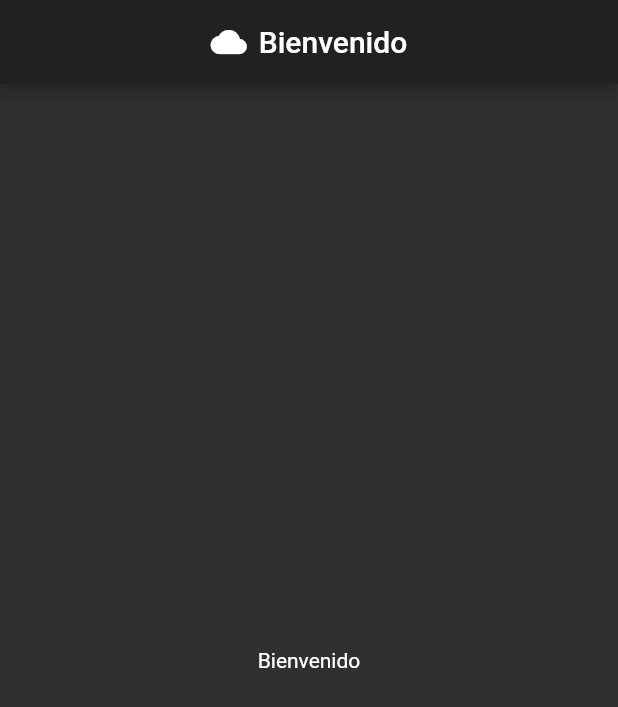
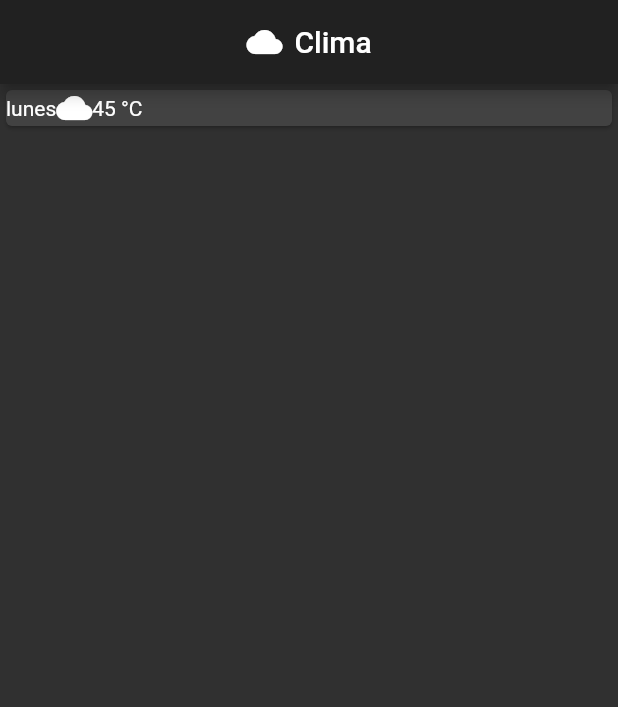
Before and after one commit to triusdeil/App_Flutter01, a Flutter app: the screen it shows after launch, on a phone screen of 412 x 824 dp. Shown: the top 707 px of the screen. Run offline on Flutter 3.47's test engine with Material 2 defaults, Android fonts, the phone set to English and light mode, and no system bars.

Commit message:
App Clima Actualizacion 02
Cree un HomePage en un widget aparte para ir estructurando poco a poco el Body de la aplicacion

```diff
--- a/app_clima/lib/main.dart
+++ b/app_clima/lib/main.dart
@@ -13,13 +13,35 @@ class MyApp extends StatelessWidget {
             children: <Widget>[
               Icon(Icons.cloud),
               SizedBox(width: 8.0),
-              Text('Bienvenido'),
+              Text('Clima'),
             ],
           ),
           ),
-          body: Center (child: Text('Bienvenido')),
+          body: new HomePage(),
         )
         ),
     );
   }
+
 }
+class  HomePage extends StatelessWidget {
+    @override
+    Widget build(BuildContext context) {
+      return Column(
+        children:<Widget>[
+          dayWidget("lunes",Icons.wb_cloudy,"45 °C")
+        ]
+      );
+    }
+    Widget dayWidget(String day, IconData iconData, String temp){
+      return Card(child:
+      Row(children:
+          <Widget>[
+            Text(day),
+            Icon(iconData),
+            Text(temp),
+           ],
+         )
+      );
+    }
+  }
```
